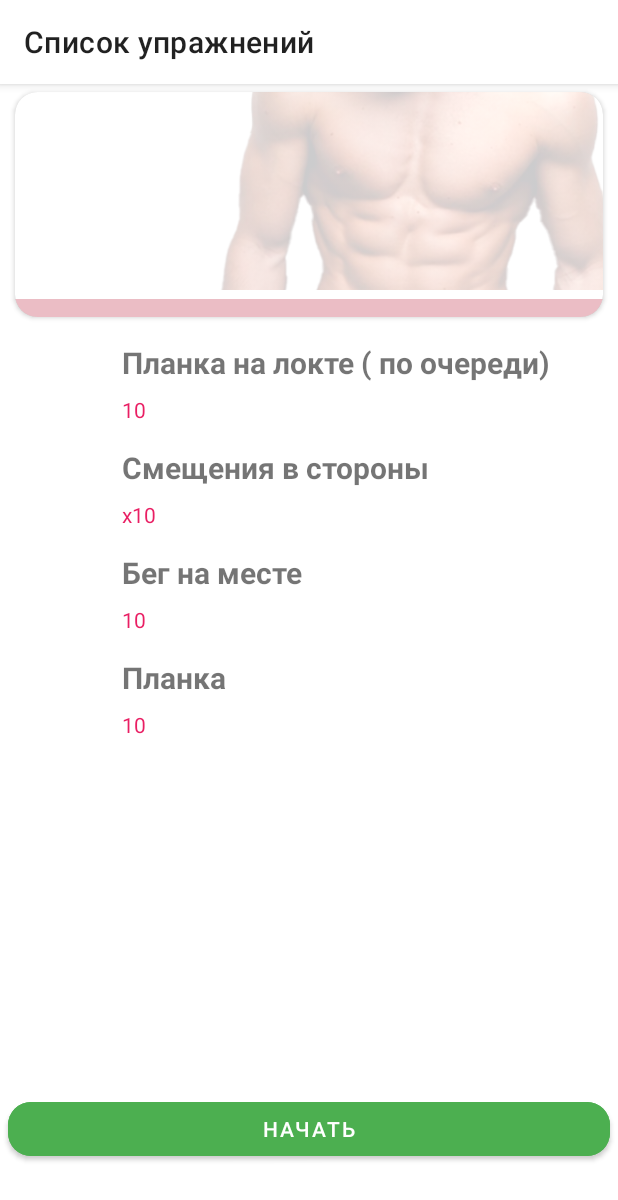
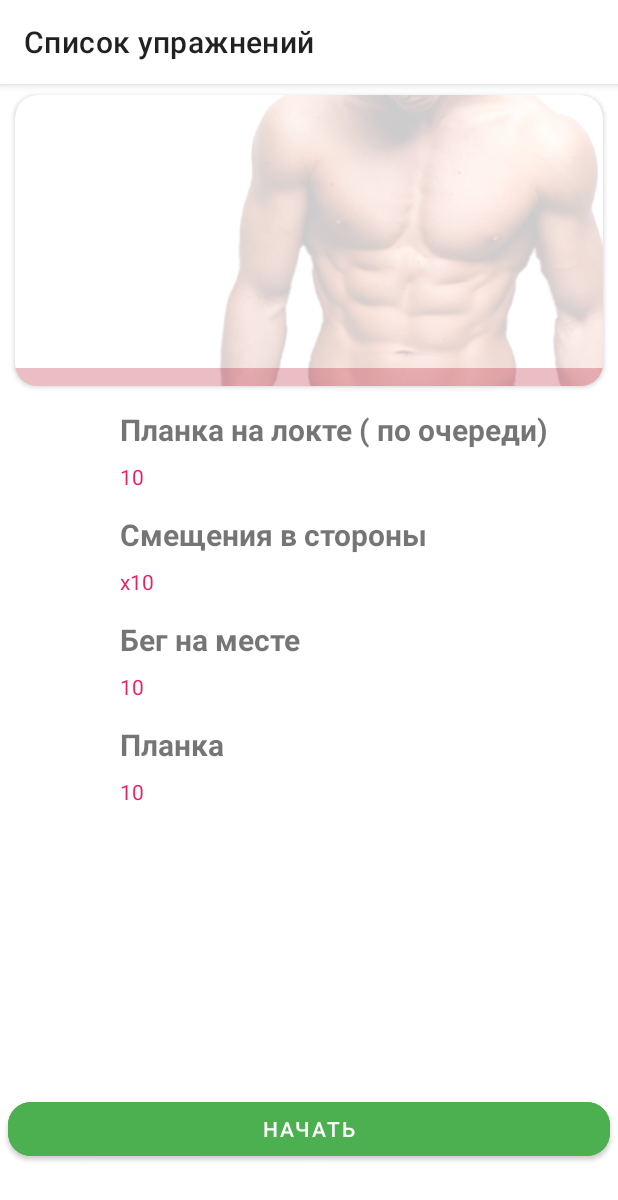
Before and after one commit to Evgen1994-McD/FitnessApp, an Android app built with Jetpack Compose: the screen it shows after launch (MainActivity), after a tap on an icon or button, on a phone screen of 412 x 824 dp. Shown: the top 1200 px of the screen. Run offline under Robolectric (Android 15) with nearby library versions, the phone set to English and light mode, and no system bars; our stand-ins replace Dagger/Hilt's generated code, Room's generated code; libraries missing offline, so code that uses them is left out: pl.droidsonroids.gif; 1 statement that could not run was skipped.

Commit message:
Сделал разметку с помощью Guideline по проценту, теперь более менее смотрится на разных экранах телефонов. Тулбар в разметке не нужен, программно и в теме устанавливаем ActionBar Если начнутся траблы, откатывать назад тут

```diff
--- a/app/src/main/java/com/example/fitnessapp/MainActivity.kt
+++ b/app/src/main/java/com/example/fitnessapp/MainActivity.kt
@@ -5,6 +5,7 @@ import android.view.WindowManager
 import androidx.activity.enableEdgeToEdge
 import androidx.activity.viewModels
 import androidx.appcompat.app.AppCompatActivity
+import androidx.appcompat.widget.Toolbar
 import androidx.core.view.ViewCompat
 import androidx.core.view.WindowInsetsCompat
 import androidx.fragment.app.activityViewModels
--- a/app/src/main/java/com/example/fitnessapp/training/ui/fragments/TrainingFragment.kt
+++ b/app/src/main/java/com/example/fitnessapp/training/ui/fragments/TrainingFragment.kt
@@ -43,8 +43,12 @@ private lateinit var binding: FragmentTrainingBinding
 
         binding.vp.adapter = vpAdapter //привязываем адаптер к ВьюПейджеру. Но мы хотим связать Пейджер и ТабЛайоут
         //Для связки нужен специальный Медиатор
-       var ab =
+
+
+
+        var ab =
             (activity as AppCompatActivity).supportActionBar // Инициализировали экшнбар в он вью креатед
+
         ab?.title = "Список тренировок"    // Хардкод потом перепишу
 
         TabLayoutMediator(binding.tabLayout, binding.vp){ tab, pos ->  // Для применения указать таблайоут + ВьюПейджер
--- a/app/src/main/res/layout/activity_main.xml
+++ b/app/src/main/res/layout/activity_main.xml
@@ -15,4 +15,5 @@
         android:layout_height="match_parent"
         app:defaultNavHost="true"
         app:navGraph="@navigation/main_nav_graph" />
+
 </androidx.constraintlayout.widget.ConstraintLayout>
--- a/app/src/main/res/layout/exercise_list_fragment.xml
+++ b/app/src/main/res/layout/exercise_list_fragment.xml
@@ -31,16 +31,14 @@
         android:orientation="horizontal"
         app:layout_constraintGuide_percent="0.85" />
 
-    <androidx.appcompat.widget.Toolbar
-        android:id="@+id/toolbar"
-        android:layout_width="match_parent"
+
+    <androidx.constraintlayout.widget.Guideline
+        android:id="@+id/guideline4"
+        android:layout_width="wrap_content"
         android:layout_height="wrap_content"
-        android:background="?attr/colorPrimary"
-        android:minHeight="?attr/actionBarSize"
-        android:theme="?attr/actionBarTheme"
-        app:layout_constraintEnd_toEndOf="parent"
-        app:layout_constraintStart_toStartOf="parent"
-        app:layout_constraintTop_toTopOf="parent" />
+        android:orientation="horizontal"
+        app:layout_constraintGuide_percent="0.07" />
+
 
     <androidx.core.widget.NestedScrollView
         android:id="@+id/nestedScrollView"
@@ -50,21 +48,23 @@
         app:layout_constraintBottom_toTopOf="@id/guideline2"
         app:layout_constraintEnd_toEndOf="parent"
         app:layout_constraintStart_toStartOf="parent"
-        app:layout_constraintTop_toBottomOf="@+id/toolbar">
+        app:layout_constraintTop_toTopOf="@+id/guideline4">
 
-        <LinearLayout
+        <androidx.constraintlayout.widget.ConstraintLayout
             android:layout_width="match_parent"
             android:layout_height="match_parent"
             android:orientation="vertical">
 
+
             <androidx.cardview.widget.CardView
                 android:id="@+id/cardView3"
-                android:layout_width="wrap_content"
-                android:layout_height="150dp"
+                android:layout_width="0dp"
+                android:layout_height="0dp"
                 android:layout_marginStart="10dp"
                 android:layout_marginTop="5dp"
                 android:layout_marginEnd="10dp"
                 app:cardCornerRadius="15dp"
+                app:layout_constraintBottom_toTopOf="@+id/guideline7"
                 app:layout_constraintEnd_toEndOf="parent"
                 app:layout_constraintStart_toStartOf="parent"
                 app:layout_constraintTop_toTopOf="parent">
@@ -79,16 +79,18 @@
                         android:layout_height="0dp"
                         android:scaleType="centerCrop"
                         android:src="@drawable/easy"
-                        app:layout_constraintBottom_toTopOf="@+id/progressbar"
+                        app:layout_constraintBottom_toBottomOf="parent"
                         app:layout_constraintEnd_toEndOf="parent"
+                        app:layout_constraintHorizontal_bias="0.0"
                         app:layout_constraintStart_toStartOf="parent"
-                        app:layout_constraintTop_toTopOf="parent" />
+                        app:layout_constraintTop_toTopOf="parent"
+                        app:layout_constraintVertical_bias="0.0" />
 
                     <TextView
                         android:id="@+id/dif_title"
                         android:layout_width="0dp"
                         android:layout_height="wrap_content"
-                        android:layout_marginTop="16dp"
+                        android:layout_marginTop="36dp"
                         android:background="@drawable/top_title_shape"
                         android:backgroundTintMode="add"
 
@@ -102,6 +104,7 @@
                         android:textColor="@color/white"
                         android:textSize="16sp"
                         android:visibility="invisible"
+                        app:layout_constraintBottom_toTopOf="@+id/tv_rest_days"
                         app:layout_constraintStart_toStartOf="parent"
                         app:layout_constraintTop_toTopOf="parent" />
 
@@ -138,17 +141,28 @@
                 </androidx.constraintlayout.widget.ConstraintLayout>
             </androidx.cardview.widget.CardView>
 
+
+            <androidx.constraintlayout.widget.Guideline
+                android:id="@+id/guideline7"
+                android:layout_width="wrap_content"
+                android:layout_height="wrap_content"
+                android:orientation="horizontal"
+                app:layout_constraintGuide_percent="0.31" />
+
             <androidx.recyclerview.widget.RecyclerView
                 android:id="@+id/rcView"
-                android:layout_width="match_parent"
-                android:layout_height="wrap_content"
-                android:layout_marginStart="1dp"
-                android:layout_marginTop="1dp"
-                android:layout_marginEnd="1dp"
-                android:layout_marginBottom="100dp"
-                android:background="@color/white" />
+                android:layout_width="0dp"
+                android:layout_height="0dp"
+                android:background="@color/white"
+                app:layout_constraintBottom_toBottomOf="parent"
 
-        </LinearLayout>
+
+                app:layout_constraintEnd_toEndOf="parent"
+                app:layout_constraintStart_toStartOf="parent"
+                app:layout_constraintTop_toBottomOf="@id/guideline7" />
+
+
+        </androidx.constraintlayout.widget.ConstraintLayout>
     </androidx.core.widget.NestedScrollView>
 
 </androidx.constraintlayout.widget.ConstraintLayout>
```
Also changed, not shown: app/src/main/res/layout/fragment_training.xml (+31 -17 lines).
